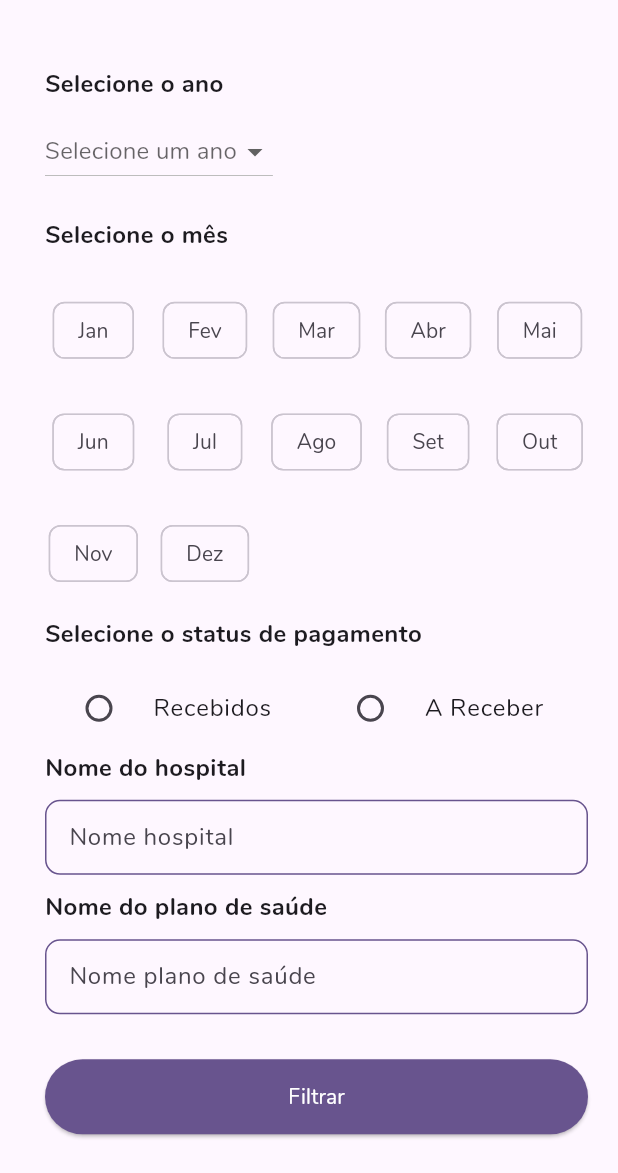
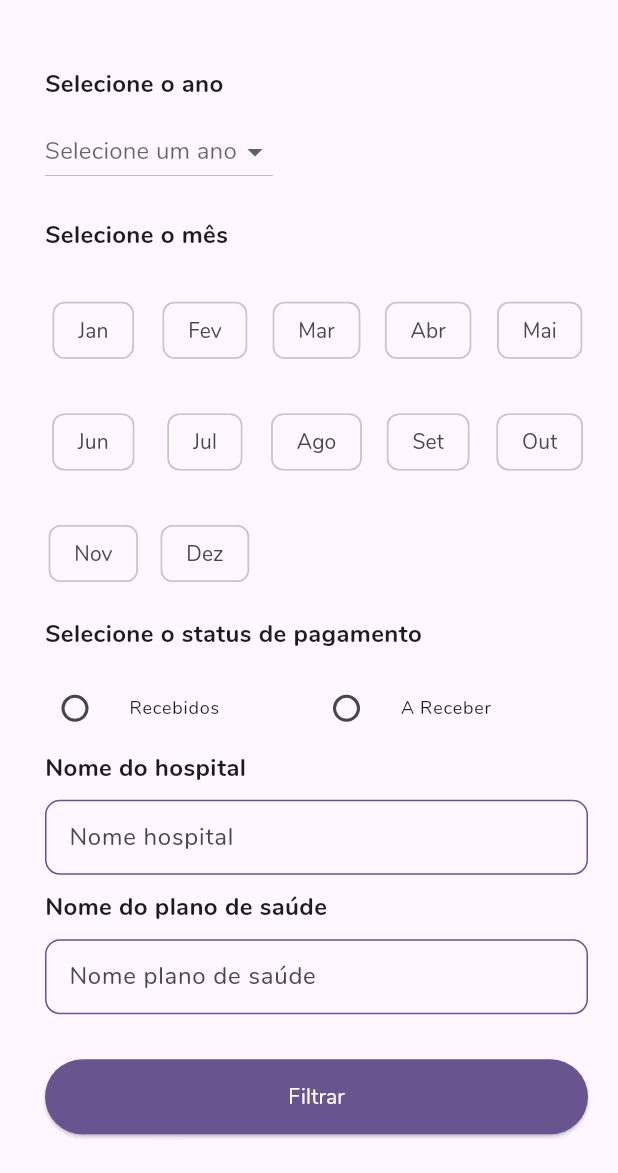
Before and after one commit to espoo-dev/med_system, a Flutter app: the EventProceduresPage screen opened directly, after a tap on the "filter list" icon, on a phone screen of 412 x 824 dp, the part 63-1236 px from its top. Run offline on Flutter 3.47's test engine with Material 3 defaults, Android fonts, the phone set to English and light mode, and no system bars; our stand-ins replace chopper, dropdown_search, flutter_mobx, flutter_secure_storage, flutter_slidable, flutter_svg and 5 more; missing offline and left inert: flutter_pdfview; accounts and stored records are empty; generated files the repository leaves out were written again; network calls fail; project files that could hold a hidden picture were left out.

Commit message:
chore refactor screen filter pdf

```diff
--- a/med_system_app/lib/core/api/services/event_procedures/event_procedure.service.dart
+++ b/med_system_app/lib/core/api/services/event_procedures/event_procedure.service.dart
@@ -24,7 +24,10 @@ abstract class EventProcedureService extends ChopperService {
 
   @Get(path: 'api/v1/event_procedures')
   Future<Response> getLatestEventProcedures(
-      @Query('page') int page, @Query('per_page') int perPage);
+    @Query('page') int page,
+    @Query('per_page') int perPage,
+    @Query('year') int? year,
+  );
 
   @Post(path: 'api/v1/event_procedures')
   Future<Response> registerEventProcedure(@Body() dynamic body);
--- a/med_system_app/lib/core/api/services/medical_shift/medical_shift.service.dart
+++ b/med_system_app/lib/core/api/services/medical_shift/medical_shift.service.dart
@@ -46,7 +46,10 @@ abstract class MedicalShiftService extends ChopperService {
 
   @Get(path: 'api/v1/medical_shifts')
   Future<Response> getLatestMedicalShifts(
-      @Query('page') int page, @Query('per_page') int perPage);
+    @Query('page') int page,
+    @Query('per_page') int perPage,
+    @Query('year') int? year,
+  );
 
   @Get(path: 'api/v1/medical_shifts')
   Future<Response> getMedicalShiftsByFilters({
--- a/med_system_app/lib/features/event_procedures/pages/event_procedures_page.dart
+++ b/med_system_app/lib/features/event_procedures/pages/event_procedures_page.dart
@@ -11,6 +11,7 @@ import 'package:distrito_medico/features/event_procedures/model/event_procedure.
 import 'package:distrito_medico/features/event_procedures/pages/add_event_procedure_page.dart';
 import 'package:distrito_medico/features/event_procedures/pages/edit_event_procedure_page.dart';
 import 'package:distrito_medico/features/event_procedures/pages/filter_event_procedures_page.dart';
+import 'package:distrito_medico/features/event_procedures/pages/generate_pdf_screen.page.dart';
 import 'package:distrito_medico/features/event_procedures/store/event_procedure.store.dart';
 import 'package:distrito_medico/features/home/pages/home_page.dart';
 import 'package:flutter/material.dart';
@@ -166,14 +167,14 @@ class _EventProceduresPageState extends State<EventProceduresPage> {
           title: 'Procedimentos',
           hideLeading: true,
           trailingIcons: const [
-            // Icon(Icons.description),
+            Icon(Icons.description),
             Icon(Icons.filter_list)
           ],
           onTrailingPressed: [
-            // () => push(
-            //       context,
-            //       const EventProcedureGeneratePdfPage(),
-            //     ),
+            () => push(
+                  context,
+                  const EventProcedureGeneratePdfPage(),
+                ),
             () => push(
                   context,
                   const FilterEventProceduresPage(),
--- a/med_system_app/lib/features/event_procedures/pages/filter_event_procedures_page.dart
+++ b/med_system_app/lib/features/event_procedures/pages/filter_event_procedures_page.dart
@@ -108,7 +108,8 @@ class _FilterEventProceduresPageState extends State<FilterEventProceduresPage> {
                     children: [
                       Expanded(
                         child: RadioListTile<bool>(
-                          title: const Text('Recebidos'),
+                          title: const Text('Recebidos',
+                              style: TextStyle(fontSize: 12)),
                           value: true,
                           groupValue:
                               filterEventProcedureStore.selectedPaymentStatus,
@@ -116,11 +117,13 @@ class _FilterEventProceduresPageState extends State<FilterEventProceduresPage> {
                             filterEventProcedureStore
                                 .setSelectedPaymentStatus(value);
                           },
+                          contentPadding: EdgeInsets.zero,
                         ),
                       ),
                       Expanded(
                         child: RadioListTile<bool>(
-                          title: const Text('A Receber'),
+                          title: const Text('A Receber',
+                              style: TextStyle(fontSize: 12)),
                           value: false,
                           groupValue:
                               filterEventProcedureStore.selectedPaymentStatus,
@@ -128,6 +131,7 @@ class _FilterEventProceduresPageState extends State<FilterEventProceduresPage> {
                             filterEventProcedureStore
                                 .setSelectedPaymentStatus(value);
                           },
+                          contentPadding: EdgeInsets.zero,
                         ),
                       ),
                     ],
--- a/med_system_app/lib/features/event_procedures/store/event_procedure.store.dart
+++ b/med_system_app/lib/features/event_procedures/store/event_procedure.store.dart
@@ -264,11 +264,10 @@ abstract class _EventProcedureStore with Store {
 
     pdfResult?.when(
       success: (response) async {
-        pdfState = PdfReportState.success;
-
         final pdfBytes = response.bodyBytes;
 
         _pdfPath = await _savePdfFile(pdfBytes);
+        pdfState = PdfReportState.success;
       },
       failure: (NetworkExceptions error) {
         pdfErrorMessage = NetworkExceptions.getErrorMessage(error);
```
Also changed, not shown: med_system_app/lib/features/home/repository/home_repository.dart (+4 -4 lines), med_system_app/lib/features/medical_shifts/pages/filter_medical_shifts_page.dart (+6 -3 lines), med_system_app/lib/core/api/services/event_procedures/event_procedure.service.chopper.dart, med_system_app/lib/core/api/services/medical_shift/medical_shift.service.chopper.dart.
